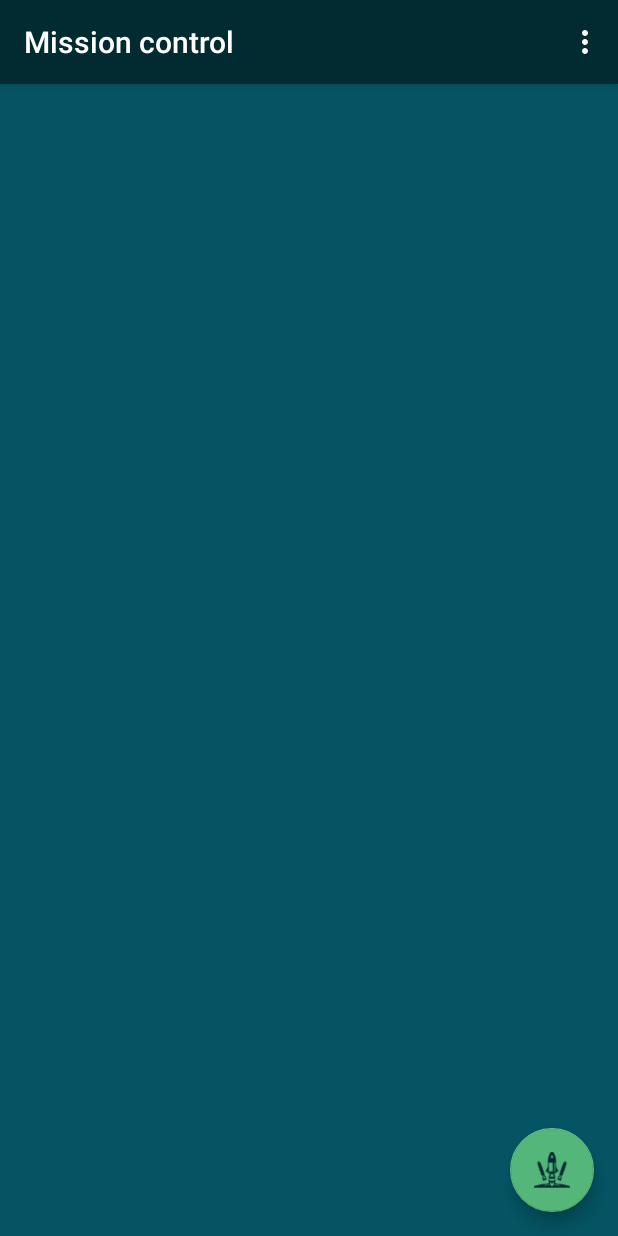
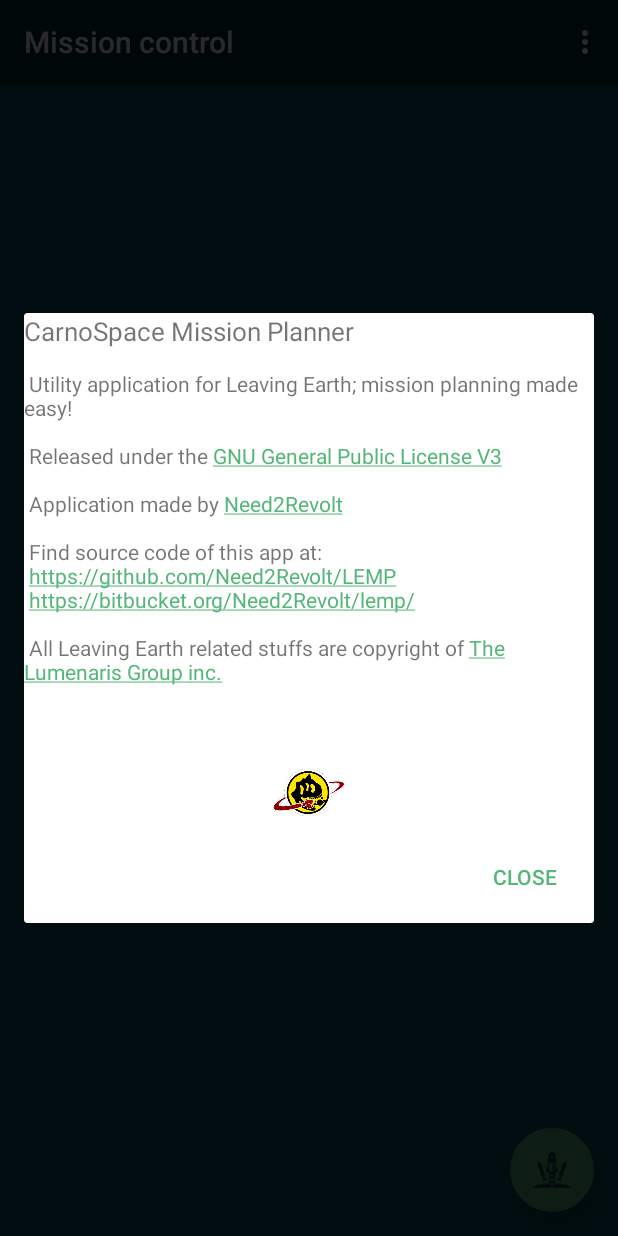
Before and after one commit to Need2Revolt/LEMP, an Android app: the MissionDetailsActivity screen opened directly, with no data from a screen before it, in the options menu, after a tap on "About", on a phone screen of 412 x 824 dp. Run offline under Robolectric (Android 15) with nearby library versions, the phone set to English and light mode, and no system bars; libraries missing offline, so code that uses them is left out: org.greenrobot.greendao; 4 statements that could not run were skipped.

Commit message:
About is quite ok, only a nice image is missing

```diff
--- a/app/build.gradle
+++ b/app/build.gradle
@@ -8,8 +8,8 @@ android {
         applicationId "net.octopusstudios.carnospace.cmp"
         minSdkVersion 16
         targetSdkVersion 25
-        versionCode 1
-        versionName "1.0"
+        versionCode 2
+        versionName "alpha2"
         testInstrumentationRunner "android.support.test.runner.AndroidJUnitRunner"
     }
     buildTypes {
--- a/app/src/main/AndroidManifest.xml
+++ b/app/src/main/AndroidManifest.xml
@@ -11,13 +11,13 @@
         android:theme="@style/AppTheme">
         <activity
             android:name="net.octopusstudios.carnospace.cmp.activity.MissionsListerActivity"
-            android:label="@string/missionList"
+            android:label="@string/mission_list"
             android:theme="@style/AppTheme.NoActionBar">
         </activity>
 
         <activity
             android:name="net.octopusstudios.carnospace.cmp.activity.MissionDetailsActivity"
-            android:label="@string/missionDetails"
+            android:label="@string/mission_details"
             android:theme="@style/AppTheme.NoActionBar">
         </activity>
 
--- /dev/null
+++ b/app/src/main/java/net/octopusstudios/carnospace/cmp/activity/AbstractMissionPlannerMenuAwareActivity.java
@@ -0,0 +1,68 @@
+package net.octopusstudios.carnospace.cmp.activity;
+
+import android.app.AlertDialog;
+import android.content.DialogInterface;
+import android.content.res.Resources;
+import android.support.v7.app.AppCompatActivity;
+import android.view.LayoutInflater;
+import android.view.Menu;
+import android.view.MenuItem;
+import android.view.View;
+
+import net.octopusstudios.carnospace.cmp.R;
+
+/**
+ * Created by Davide on 18/03/2017.
+ */
+
+public abstract class AbstractMissionPlannerMenuAwareActivity  extends AppCompatActivity {
+
+    @Override
+    public boolean onCreateOptionsMenu(Menu menu) {
+        // Inflate the menu; this adds items to the action bar if it is present.
+        getMenuInflater().inflate(R.menu.menu_missions_lister, menu);
+        return true;
+    }
+
+    @Override
+    public boolean onOptionsItemSelected(MenuItem item) {
+        // Handle action bar item clicks here. The action bar will
+        // automatically handle clicks on the Home/Up button, so long
+        // as you specify a parent activity in AndroidManifest.xml.
+        int id = item.getItemId();
+        Resources res = getResources();
+        if (id == R.id.action_help) {
+            openPopupDialog(R.layout.mission_input_dialog, res.getString(R.string.close_help));
+            return true;
+        }
+
+        if (id == R.id.action_about) {
+            openPopupDialog(R.layout.about_popup, res.getString(R.string.close_about));
+            return true;
+        }
+
+        return super.onOptionsItemSelected(item);
+    }
+
+    private void openPopupDialog(int dialogId, String closeButtonText) {
+        LayoutInflater li = LayoutInflater.from(this);
+        View promptsView = li.inflate(dialogId, null);
+        AlertDialog.Builder alertDialogBuilder = new AlertDialog.Builder(this);
+        alertDialogBuilder.setView(promptsView);
+
+        // set dialog message
+        alertDialogBuilder
+                .setCancelable(false)
+                .setPositiveButton(closeButtonText,new DialogInterface.OnClickListener() {
+                    public void onClick(DialogInterface dialog, int id) {
+                        dialog.cancel();
+                    }
+                });
+
+        // create alert dialog
+        AlertDialog alertDialog = alertDialogBuilder.create();
+
+        // show it
+        alertDialog.show();
+    }
+}
--- a/app/src/main/java/net/octopusstudios/carnospace/cmp/activity/MissionDetailsActivity.java
+++ b/app/src/main/java/net/octopusstudios/carnospace/cmp/activity/MissionDetailsActivity.java
@@ -24,7 +24,7 @@ import net.octopusstudios.carnospace.cmp.status.SharedState;
 /**
  * Created by Davide on 12/02/2017.
  */
-public class MissionDetailsActivity extends AppCompatActivity {
+public class MissionDetailsActivity extends AbstractMissionPlannerMenuAwareActivity {
 
     private StagesAdapter stagesAdapter;
     private Mission mission;
@@ -67,11 +67,7 @@ public class MissionDetailsActivity extends AppCompatActivity {
         // as you specify a parent activity in AndroidManifest.xml.
         int id = item.getItemId();
 
-        //noinspection SimplifiableIfStatement
-        if (id == R.id.action_settings) {
-            return true;
-        }
-
+        //TODO same as other class i suppose
         return super.onOptionsItemSelected(item);
     }
 
--- /dev/null
+++ b/app/src/main/res/layout/about_popup.xml
@@ -0,0 +1,21 @@
+<?xml version="1.0" encoding="utf-8"?>
+<LinearLayout xmlns:android="http://schemas.android.com/apk/res/android"
+    xmlns:app="http://schemas.android.com/apk/res-auto"
+    android:id="@+id/about_popup"
+    android:layout_width="match_parent"
+    android:layout_height="match_parent"
+    android:orientation="vertical"
+    app:layout_scrollFlags="scroll">
+
+    <TextView
+        android:id="@+id/textView"
+        android:layout_width="match_parent"
+        android:layout_height="wrap_content"
+        android:text="@string/about_text" />
+
+    <ImageView
+        android:id="@+id/imageView"
+        android:layout_width="match_parent"
+        android:layout_height="match_parent"
+        app:srcCompat="@mipmap/cmp" />
+</LinearLayout>
--- a/app/src/main/res/menu/menu_missions_lister.xml
+++ b/app/src/main/res/menu/menu_missions_lister.xml
@@ -3,8 +3,13 @@
     xmlns:tools="http://schemas.android.com/tools"
     tools:context="net.octopusstudios.carnospace.cmp.activity.MissionsListerActivity">
     <item
-        android:id="@+id/action_settings"
+        android:id="@+id/action_help"
         android:orderInCategory="100"
-        android:title="@string/action_settings"
+        android:title="@string/action_help"
+        app:showAsAction="never" />
+    <item
+        android:id="@+id/action_about"
+        android:orderInCategory="100"
+        android:title="@string/action_about"
         app:showAsAction="never" />
 </menu>
--- a/app/src/main/res/values/strings.xml
+++ b/app/src/main/res/values/strings.xml
@@ -1,12 +1,37 @@
 <resources>
     <string name="app_name">CarnoSpace Mission Planner</string>
-    <string name="action_settings">About</string>
-    <string name="missionList">Command center</string>
-    <string name="missionDetails">Mission control</string>
+    <string name="mission_list">Command center</string>
+    <string name="mission_details">Mission control</string>
+
+    <string name="action_help">Huston, we have a problem!</string>
+    <string name="action_about">About</string>
+    <string name="close_about">Close</string>
+    <string name="close_help">Got it!</string>
 
     <!-- ingame text -->
-    <string name="difficultyDisplay">Diff. %d</string>
-    <string name="payloadDisplay">Payload: %d</string>
-    <string name="rocketsListDisplay">Required rockets: %s</string>
-    <string name="rocketsMassDisplay">Mass: %d</string>
+    <string name="difficulty_display">Diff. %d</string>
+    <string name="payload_display">Payload: %d</string>
+    <string name="rockets_list_display">Required rockets: %s</string>
+    <string name="rockets_mass_display">Mass: %d</string>
+
+    <!-- long formatted text -->
+    <string name="about_text"><big><bold>CarnoSpace Mission Planner</bold></big>\n
+        \n
+        Utility application for Leaving Earth; mission planning made easy!\n
+        \n
+        Released under the <a href="https://www.gnu.org/licenses/gpl-3.0.en.html">GNU General Public License V3</a>\n
+        \n
+        Application made by <a href="http://www.twitter.com/need2revolt">Need2Revolt</a>\n
+        \n
+        Find source code of this app at:\n
+        <a href="https://github.com/Need2Revolt/LEMP">https://github.com/Need2Revolt/LEMP</a>\n
+        <a href="https://bitbucket.org/Need2Revolt/lemp/">https://bitbucket.org/Need2Revolt/lemp/</a>\n
+        \n
+        All Leaving Earth related stuffs are copyright of <a href="https://www.lumenaris.com/about.html">The Lumenaris Group inc.</a>\n
+        \n
+        \n</string>
+
+    <string name="help_text">
+
+    </string>
 </resources>
```
Also changed, not shown: app/src/main/java/net/octopusstudios/carnospace/cmp/activity/MissionsListerActivity.java (+5 -23 lines), app/src/main/java/net/octopusstudios/carnospace/cmp/adapter/StagesAdapter.java (+4 -4 lines).
